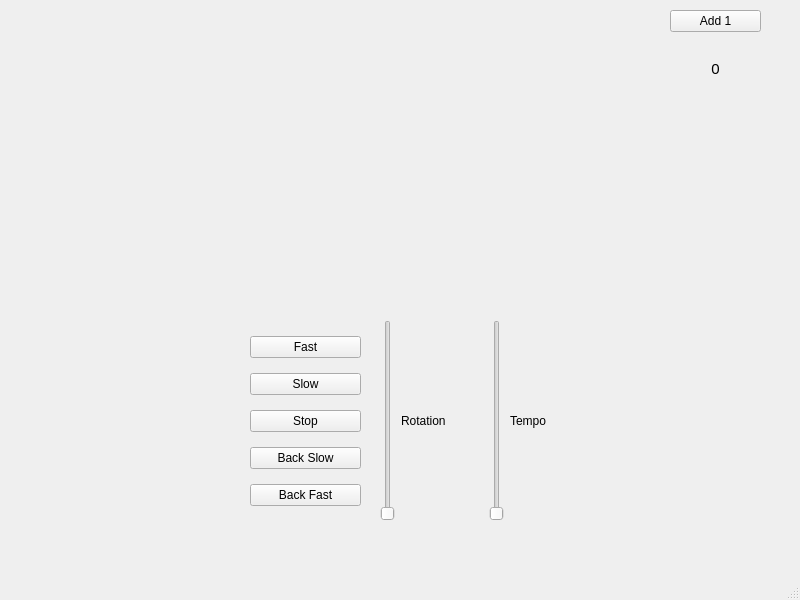
Above: src/test_qt_pkg/ui/mainwindow.ui from Silberbart007/Bachelorarbeit before the change. Below: the same form after it.
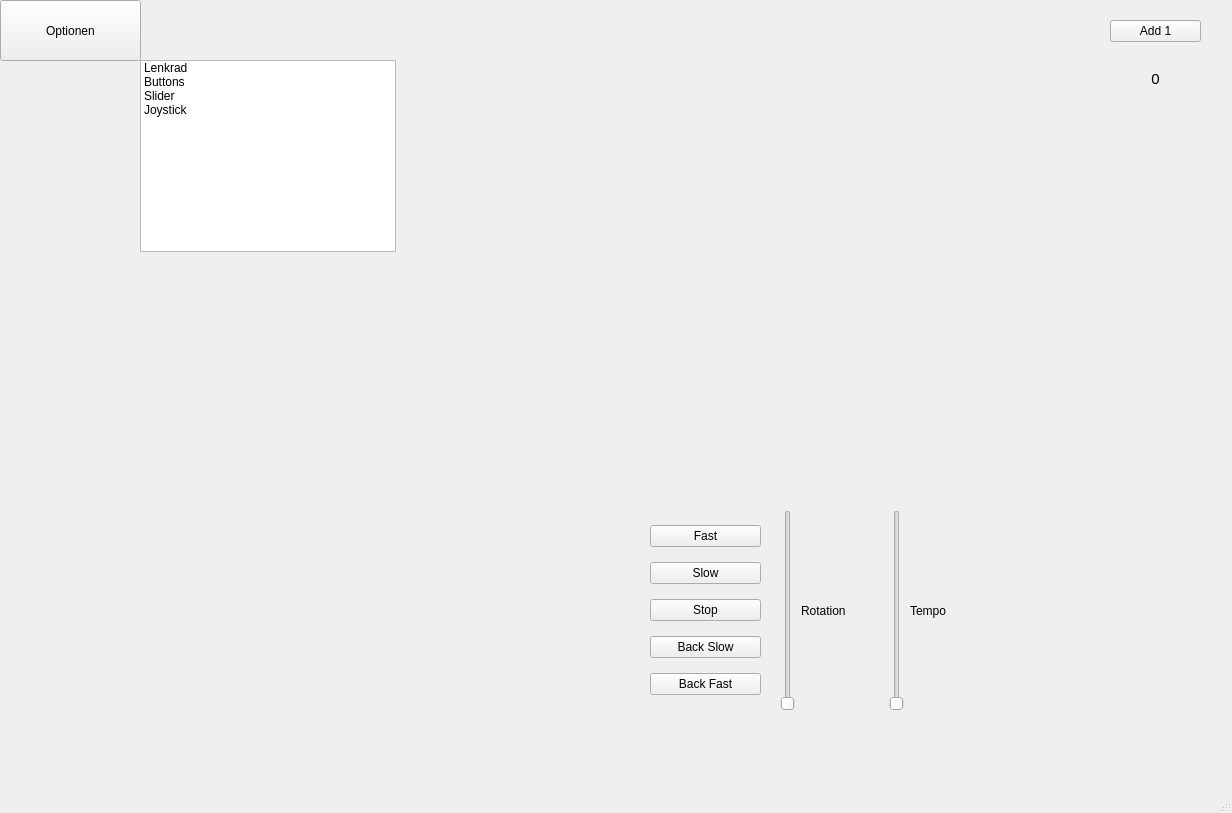
That is the form after the change. Custom widgets are drawn as their Qt base class.

Commit message: Optionsbutton- und Fenster added. Movable Widget added (Man kann nun Widgets bewegen zur Laufzeit)

What changed in the file:
```diff
--- a/src/test_qt_pkg/ui/mainwindow.ui
+++ b/src/test_qt_pkg/ui/mainwindow.ui
@@ -6,77 +6,19 @@
    <rect>
     <x>0</x>
     <y>0</y>
-    <width>800</width>
-    <height>600</height>
+    <width>1232</width>
+    <height>813</height>
    </rect>
   </property>
   <property name="windowTitle">
    <string>MainWindow</string>
   </property>
   <widget class="QWidget" name="centralwidget">
-   <widget class="QWidget" name="verticalLayoutWidget">
-    <property name="geometry">
-     <rect>
-      <x>600</x>
-      <y>340</y>
-      <width>181</width>
-      <height>171</height>
-     </rect>
-    </property>
-    <layout class="QVBoxLayout" name="verticalLayout">
-     <property name="leftMargin">
-      <number>0</number>
-     </property>
-     <item>
-      <widget class="JoystickWidget" name="widget" native="true"/>
-     </item>
-    </layout>
-   </widget>
-   <widget class="QWidget" name="horizontalLayoutWidget">
-    <property name="geometry">
-     <rect>
-      <x>380</x>
-      <y>320</y>
-      <width>211</width>
-      <height>201</height>
-     </rect>
-    </property>
-    <layout class="QHBoxLayout" name="horizontalLayout">
-     <item>
-      <widget class="QSlider" name="rotation_slider">
-       <property name="orientation">
-        <enum>Qt::Vertical</enum>
-       </property>
-      </widget>
-     </item>
-     <item>
-      <widget class="QLabel" name="label">
-       <property name="text">
-        <string>Rotation</string>
-       </property>
-      </widget>
-     </item>
-     <item>
-      <widget class="QSlider" name="speed_slider">
-       <property name="orientation">
-        <enum>Qt::Vertical</enum>
-       </property>
-      </widget>
-     </item>
-     <item>
-      <widget class="QLabel" name="label_2">
-       <property name="text">
-        <string>Tempo</string>
-       </property>
-      </widget>
-     </item>
-    </layout>
-   </widget>
    <widget class="QWidget" name="gridLayoutWidget">
     <property name="geometry">
      <rect>
-      <x>670</x>
-      <y>10</y>
+      <x>1110</x>
+      <y>20</y>
       <width>91</width>
       <height>91</height>
      </rect>
@@ -103,11 +45,33 @@
      </item>
     </layout>
    </widget>
+   <widget class="QPushButton" name="modes_button">
+    <property name="geometry">
+     <rect>
+      <x>0</x>
+      <y>0</y>
+      <width>141</width>
+      <height>61</height>
+     </rect>
+    </property>
+    <property name="text">
+     <string>Optionen</string>
+    </property>
+   </widget>
+   <widget class="MovableWidget" name="buttons" native="true">
+    <property name="geometry">
+     <rect>
+      <x>630</x>
+      <y>490</y>
+      <width>151</width>
+      <height>241</height>
+     </rect>
+    </property>
    <widget class="QWidget" name="verticalLayoutWidget_2">
     <property name="geometry">
      <rect>
-      <x>250</x>
-      <y>321</y>
+       <x>20</x>
+       <y>20</y>
       <width>111</width>
       <height>201</height>
      </rect>
@@ -159,22 +123,156 @@
      </item>
     </layout>
    </widget>
-   <widget class="QWidget" name="verticalLayoutWidget_3">
+   </widget>
+   <widget class="MovableWidget" name="sliders" native="true">
     <property name="geometry">
      <rect>
-      <x>40</x>
-      <y>40</y>
-      <width>231</width>
+      <x>750</x>
+      <y>490</y>
+      <width>271</width>
+      <height>231</height>
+     </rect>
+    </property>
+    <widget class="QWidget" name="horizontalLayoutWidget">
+     <property name="geometry">
+      <rect>
+       <x>30</x>
+       <y>20</y>
+       <width>211</width>
+       <height>201</height>
+      </rect>
+     </property>
+     <layout class="QHBoxLayout" name="slider_layout">
+      <item>
+       <widget class="QSlider" name="rotation_slider">
+        <property name="orientation">
+         <enum>Qt::Vertical</enum>
+        </property>
+       </widget>
+      </item>
+      <item>
+       <widget class="QLabel" name="label">
+        <property name="text">
+         <string>Rotation</string>
+        </property>
+       </widget>
+      </item>
+      <item>
+       <widget class="QSlider" name="speed_slider">
+        <property name="orientation">
+         <enum>Qt::Vertical</enum>
+        </property>
+       </widget>
+      </item>
+      <item>
+       <widget class="QLabel" name="label_2">
+        <property name="text">
+         <string>Tempo</string>
+        </property>
+       </widget>
+      </item>
+     </layout>
+    </widget>
+   </widget>
+   <widget class="QListWidget" name="mode_list">
+    <property name="geometry">
+     <rect>
+      <x>140</x>
+      <y>60</y>
+      <width>256</width>
+      <height>192</height>
+     </rect>
+    </property>
+    <property name="mouseTracking">
+     <bool>false</bool>
+    </property>
+    <property name="dragEnabled">
+     <bool>false</bool>
+    </property>
+    <property name="dragDropOverwriteMode">
+     <bool>false</bool>
+    </property>
+    <property name="selectionMode">
+     <enum>QAbstractItemView::MultiSelection</enum>
+    </property>
+    <property name="movement">
+     <enum>QListView::Snap</enum>
+    </property>
+    <item>
+     <property name="text">
+      <string>Lenkrad</string>
+     </property>
+    </item>
+    <item>
+     <property name="text">
+      <string>Buttons</string>
+     </property>
+    </item>
+    <item>
+     <property name="text">
+      <string>Slider</string>
+     </property>
+    </item>
+    <item>
+     <property name="text">
+      <string>Joystick</string>
+     </property>
+    </item>
+   </widget>
+   <widget class="MovableWidget" name="wheels" native="true">
+    <property name="geometry">
+     <rect>
+      <x>330</x>
+      <y>500</y>
+      <width>311</width>
       <height>221</height>
      </rect>
     </property>
-    <layout class="QVBoxLayout" name="verticalLayout_3">
+    <widget class="QWidget" name="verticalLayoutWidget_3">
+     <property name="geometry">
+      <rect>
+       <x>60</x>
+       <y>30</y>
+       <width>201</width>
+       <height>161</height>
+      </rect>
+     </property>
+     <layout class="QVBoxLayout" name="wheel_layout">
      <item>
       <widget class="WheelWidget" name="wheel" native="true"/>
      </item>
     </layout>
    </widget>
   </widget>
+   <widget class="MovableWidget" name="joysticks" native="true">
+    <property name="geometry">
+     <rect>
+      <x>990</x>
+      <y>510</y>
+      <width>251</width>
+      <height>201</height>
+     </rect>
+    </property>
+    <widget class="QWidget" name="verticalLayoutWidget">
+     <property name="geometry">
+      <rect>
+       <x>30</x>
+       <y>20</y>
+       <width>181</width>
+       <height>171</height>
+      </rect>
+     </property>
+     <layout class="QVBoxLayout" name="joystick_layout">
+      <property name="leftMargin">
+       <number>0</number>
+      </property>
+      <item>
+       <widget class="JoystickWidget" name="joystick" native="true"/>
+      </item>
+     </layout>
+    </widget>
+   </widget>
+  </widget>
   <widget class="QMenuBar" name="menubar">
    <property name="geometry">
     <rect>
@@ -210,6 +308,12 @@
    <header>../include/test_qt_pkg/wheel.h</header>
    <container>1</container>
   </customwidget>
+  <customwidget>
+   <class>MovableWidget</class>
+   <extends>QWidget</extends>
+   <header>../include/test_qt_pkg/movable_widget.h</header>
+   <container>1</container>
+  </customwidget>
  </customwidgets>
  <resources/>
  <connections/>
```
Left out of the diff: 4 changed lines with no effect on the pictures. Lines whose indentation alone changed are shown as unchanged. The commit also changes 6 other files.
